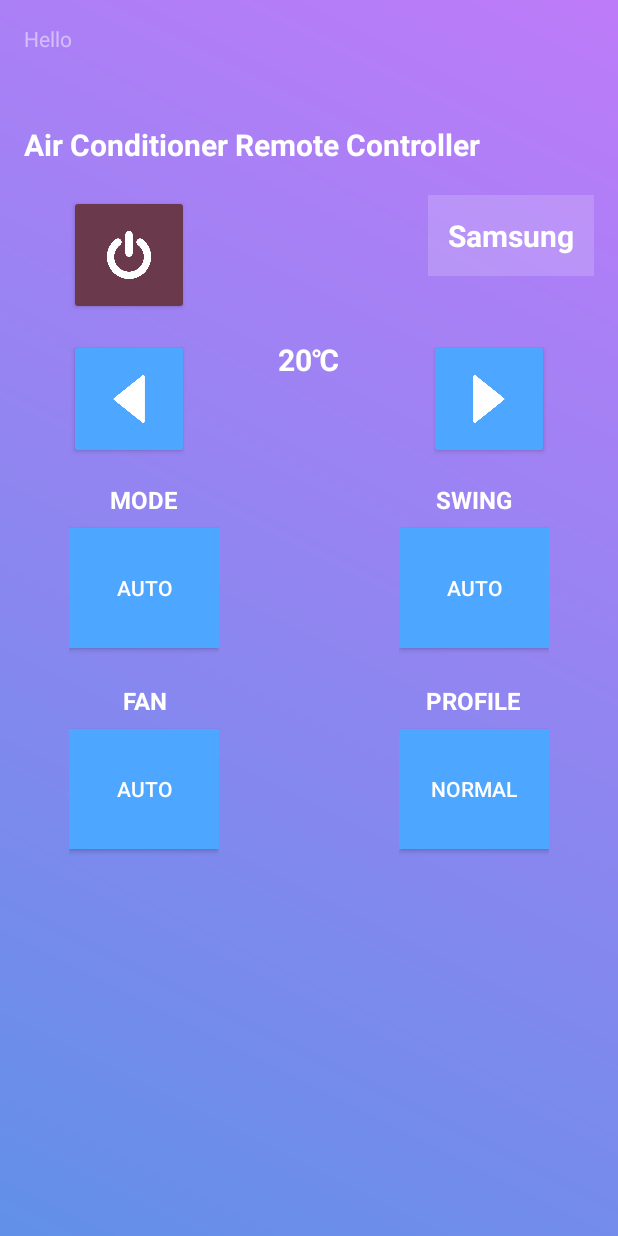
After one commit to 1412334/iot-smart-home, an Android app: the ACRemoteControlActivity screen opened directly, with no data from a screen before it, on a phone screen of 412 x 824 dp. The commit adds this screen. Run offline under Robolectric (Android 15) with nearby library versions, the phone set to English and light mode, and no system bars.

Commit message:
add AC remote control

```diff
--- a/app/src/main/AndroidManifest.xml
+++ b/app/src/main/AndroidManifest.xml
@@ -29,8 +29,12 @@
         <activity android:name=".activities.IndexActivity" />
         <activity android:name=".activities.ComponentDetailActivity" />
         <activity
-            android:name=".activities.RemoteControlActivity"
+            android:name=".activities.TVRemoteControlActivity"
             android:label="@string/title_activity_remote_control"
+            android:theme="@style/AppTheme.NoActionBar" />
+        <activity
+            android:name=".activities.ACRemoteControlActivity"
+            android:label="@string/title_activity_acremote_control"
             android:theme="@style/AppTheme.NoActionBar"></activity>
     </application>
 
--- /dev/null
+++ b/app/src/main/java/com/example/phuc/iot_smart_home_v2/activities/ACRemoteControlActivity.java
@@ -0,0 +1,128 @@
+package com.example.phuc.iot_smart_home_v2.activities;
+
+import android.content.SharedPreferences;
+import android.media.MediaPlayer;
+import android.os.Bundle;
+
+import android.support.v7.app.AppCompatActivity;
+import android.view.View;
+import android.view.Window;
+import android.widget.ArrayAdapter;
+import android.widget.Button;
+import android.widget.ImageButton;
+import android.widget.Spinner;
+import android.widget.TextView;
+
+import com.example.phuc.iot_smart_home_v2.R;
+
+public class ACRemoteControlActivity extends AppCompatActivity {
+
+    TextView txtName;
+    Spinner spinner;
+
+    ImageButton btnPower;
+    ImageButton btnTempUp;
+    ImageButton btnTempDown;
+
+    TextView txtTemp;
+    Button btnMode;
+    Button btnFan;
+    Button btnSwing;
+    Button btnProfile;
+
+    SharedPreferences sharedPreferences;
+    MediaPlayer soundBtn;
+
+    short temperature;
+
+    String mode[] = {"auto", "cool"};
+    String fan[] = {"auto", "1", "2", "3"};
+    String swing[] = {"auto", "1", "2", "3"};
+    String profile[] = {"normal", "quiet", "boost"};
+    short modeIndex;
+    short fanIndex;
+    short swingIndex;
+    short profileIndex;
+    @Override
+    protected void onCreate(Bundle savedInstanceState) {
+        super.onCreate(savedInstanceState);
+        this.requestWindowFeature(Window.FEATURE_NO_TITLE);
+        setContentView(R.layout.activity_ac_remote_control);
+
+        sharedPreferences = getSharedPreferences("dataLogin", MODE_PRIVATE);
+        soundBtn = MediaPlayer.create(this, R.raw.buttonsound);
+
+        txtName = findViewById(R.id.txt_user);
+        spinner = findViewById(R.id.ac_spinner);
+        btnPower = findViewById(R.id.btn_ac_power);
+
+        btnTempUp = findViewById(R.id.btn_temp_up);
+        btnTempDown = findViewById(R.id.btn_temp_down);
+        txtTemp = findViewById(R.id.txt_temperature);
+
+        btnMode = findViewById(R.id.btn_mode);
+        btnFan = findViewById(R.id.btn_fan);
+        btnSwing = findViewById(R.id.btn_swing);
+        btnProfile = findViewById(R.id.btn_profile);
+
+        String[] productLines = {"Samsung", "Panasonic"};
+        ArrayAdapter<String> adapter = new ArrayAdapter<>(getApplicationContext(), R.layout.spinner_item, productLines);
+        adapter.setDropDownViewResource(android.R.layout.simple_spinner_dropdown_item);
+        spinner.setAdapter(adapter);
+
+        txtName.setText(sharedPreferences.getString("name", ""));
+
+        temperature = 20;
+        txtTemp.setText(String.valueOf(temperature));
+
+        modeIndex = 0;
+        fanIndex = 0;
+        swingIndex = 0;
+        profileIndex = 0;
+
+        btnMode.setText(mode[modeIndex]);
+        btnFan.setText(fan[fanIndex]);
+        btnSwing.setText(swing[swingIndex]);
+        btnProfile.setText(profile[profileIndex]);
+    }
+
+    public void powerClick(View view) {
+        soundBtn.start();
+    }
+
+    public void temperatureUpClick(View view) {
+        soundBtn.start();
+        temperature += 1;
+        txtTemp.setText(String.valueOf(temperature));
+    }
+
+    public void temperatureDownClick(View view) {
+        soundBtn.start();
+        temperature -= 1;
+        txtTemp.setText(String.valueOf(temperature));
+    }
+
+    public void modeSwitch(View view) {
+        soundBtn.start();
+        modeIndex = (short) ((modeIndex + 1) % mode.length);
+        btnMode.setText(mode[modeIndex]);
+    }
+
+    public void fanSwitch(View view) {
+        soundBtn.start();
+        fanIndex = (short) ((fanIndex + 1) % fan.length);
+        btnFan.setText(fan[fanIndex]);
+    }
+
+    public void swingSwitch(View view) {
+        soundBtn.start();
+        swingIndex = (short) ((swingIndex + 1) % swing.length);
+        btnSwing.setText(swing[swingIndex]);
+    }
+
+    public void profileSwitch(View view) {
+        soundBtn.start();
+        profileIndex = (short) ((profileIndex + 1) % profile.length);
+        btnProfile.setText(profile[profileIndex]);
+    }
+}
--- a/app/src/main/java/com/example/phuc/iot_smart_home_v2/activities/RemoteControlActivity.java
+++ b/app/src/main/java/com/example/phuc/iot_smart_home_v2/activities/TVRemoteControlActivity.java
@@ -12,12 +12,8 @@ import android.widget.Spinner;
 import android.widget.TextView;
 
 import com.example.phuc.iot_smart_home_v2.R;
-import com.google.firebase.database.DatabaseReference;
-import com.google.firebase.database.FirebaseDatabase;
 
-import butterknife.BindView;
-
-public class RemoteControlActivity extends AppCompatActivity {
+public class TVRemoteControlActivity extends AppCompatActivity {
 
     TextView txtName;
     Spinner spinner;
@@ -35,7 +31,7 @@ public class RemoteControlActivity extends AppCompatActivity {
     protected void onCreate(Bundle savedInstanceState) {
         super.onCreate(savedInstanceState);
         this.requestWindowFeature(Window.FEATURE_NO_TITLE);
-        setContentView(R.layout.activity_remote_control);
+        setContentView(R.layout.activity_tv_remote_control);
 
         sharedPreferences = getSharedPreferences("dataLogin", MODE_PRIVATE);
 
--- a/app/src/main/java/com/example/phuc/iot_smart_home_v2/adapter/ComponentAdapter.java
+++ b/app/src/main/java/com/example/phuc/iot_smart_home_v2/adapter/ComponentAdapter.java
@@ -7,27 +7,22 @@ import android.content.Intent;
 import android.graphics.Point;
 import android.support.v7.widget.CardView;
 import android.support.v7.widget.RecyclerView;
-import android.util.Log;
 import android.view.LayoutInflater;
 import android.view.MotionEvent;
 import android.view.View;
 import android.view.ViewGroup;
 import android.widget.CompoundButton;
 import android.widget.ImageButton;
-import android.widget.ListView;
 import android.widget.SeekBar;
 import android.widget.Switch;
 import android.widget.TextView;
-import android.widget.Toast;
-import android.widget.ToggleButton;
 
-import com.cengalabs.flatui.views.FlatSeekBar;
 import com.example.phuc.iot_smart_home_v2.R;
-import com.example.phuc.iot_smart_home_v2.activities.RemoteControlActivity;
+import com.example.phuc.iot_smart_home_v2.activities.ACRemoteControlActivity;
+import com.example.phuc.iot_smart_home_v2.activities.TVRemoteControlActivity;
 import com.example.phuc.iot_smart_home_v2.components.Component;
 
 import java.util.ArrayList;
-import java.util.logging.Logger;
 
 import butterknife.BindView;
 import butterknife.ButterKnife;
@@ -175,13 +170,20 @@ public class ComponentAdapter extends RecyclerView.Adapter<ComponentAdapter.View
                 break;
             case "air-conditioner":
                 holder.icon_component.setImageResource(R.drawable.air_conditioner);
+                holder.icon_component.setOnClickListener(new View.OnClickListener() {
+                    @Override
+                    public void onClick(View view) {
+                        Intent remoteControl = new Intent(activity, ACRemoteControlActivity.class);
+                        activity.startActivity(remoteControl);
+                    }
+                });
                 break;
             case "tv":
                 holder.icon_component.setImageResource(R.drawable.tv);
                 holder.icon_component.setOnClickListener(new View.OnClickListener() {
                     @Override
                     public void onClick(View view) {
-                        Intent remoteControl = new Intent(activity, RemoteControlActivity.class);
+                        Intent remoteControl = new Intent(activity, TVRemoteControlActivity.class);
                         activity.startActivity(remoteControl);
                     }
                 });
--- /dev/null
+++ b/app/src/main/res/layout/activity_ac_remote_control.xml
@@ -0,0 +1,242 @@
+<?xml version="1.0" encoding="utf-8"?>
+<LinearLayout xmlns:android="http://schemas.android.com/apk/res/android"
+    xmlns:tools="http://schemas.android.com/tools"
+    android:layout_width="match_parent"
+    android:layout_height="match_parent"
+    android:paddingBottom="@dimen/activity_vertical_margin"
+    android:paddingLeft="@dimen/activity_horizontal_margin"
+    android:paddingRight="@dimen/activity_horizontal_margin"
+    android:paddingTop="@dimen/activity_vertical_margin"
+    android:background="@drawable/venice"
+    android:orientation="vertical"
+    tools:context=".activities.ACRemoteControlActivity">
+
+    <TextView
+        android:id="@+id/txt_Hello"
+        android:layout_width="wrap_content"
+        android:layout_height="wrap_content"
+        android:text="@string/hello"
+        android:textColor="@color/transparent_pw"/>
+
+    <TextView
+        android:id="@+id/txt_user"
+        android:layout_width="wrap_content"
+        android:layout_height="wrap_content"
+        android:text="@string/username_dashboard"
+        android:textColor="@color/white"
+        android:textStyle="bold|italic"
+        android:layout_marginBottom="20dp"
+        android:textSize="@dimen/size_large"
+        />
+
+    <TextView
+        android:layout_width="wrap_content"
+        android:layout_height="wrap_content"
+        android:text="@string/ac_control"
+        android:textColor="@color/white"
+        android:textStyle="bold"
+        android:layout_marginBottom="20dp"
+        android:textSize="@dimen/size_large"
+        />
+
+    <LinearLayout
+        android:layout_width="match_parent"
+        android:layout_height="wrap_content"
+        android:gravity="center"
+        android:orientation="vertical">
+
+        <RelativeLayout
+            android:layout_width="match_parent"
+            android:layout_height="wrap_content"
+            android:paddingLeft="@dimen/button_margin"
+            android:layout_marginBottom="@dimen/space_normal">
+
+            <ImageButton
+                android:id="@+id/btn_ac_power"
+                android:layout_width="@dimen/button_small"
+                android:layout_height="@dimen/button_small"
+                android:layout_alignParentLeft="true"
+                style="@style/RemoteButton"
+                android:padding="@dimen/space_large"
+                android:backgroundTint="@color/bg_gradient_end"
+                android:scaleType="fitCenter"
+                android:src="@drawable/power"
+                android:onClick="powerClick"/>
+
+            <Spinner
+                android:id="@+id/ac_spinner"
+                style="@style/Widget.AppCompat.Spinner.DropDown"
+                android:layout_width="wrap_content"
+                android:layout_height="wrap_content"
+                android:layout_alignParentRight="true"
+                android:padding="@dimen/space_small"
+                android:background="@color/transparent_bg"
+                android:minWidth="100dp" />
+
+        </RelativeLayout>
+
+        <RelativeLayout
+            android:layout_width="wrap_content"
+            android:layout_height="match_parent"
+            android:paddingLeft="@dimen/button_margin"
+            android:paddingRight="@dimen/button_margin">
+            <ImageButton
+                android:id="@+id/btn_temp_up"
+                android:layout_width="@dimen/button_small"
+                android:layout_height="@dimen/button_small"
+                android:layout_alignParentLeft="true"
+                android:backgroundTint="@color/light_blue"
+                android:padding="@dimen/space_large"
+                android:layout_marginBottom="@dimen/space_normal"
+                style="@style/RemoteButton"
+                android:scaleType="fitCenter"
+                android:src="@drawable/left_arrow"
+                android:onClick="temperatureUpClick"/>
+            <LinearLayout
+                android:layout_width="wrap_content"
+                android:layout_height="wrap_content"
+                android:layout_centerHorizontal="true"
+                android:orientation="horizontal">
+                <TextView
+                    android:id="@+id/txt_temperature"
+                    android:layout_width="wrap_content"
+                    android:layout_gravity="center_vertical"
+                    android:layout_height="wrap_content"
+                    android:textSize="@dimen/size_large"
+                    android:textColor="@color/white"
+                    android:textStyle="bold"
+                    android:textAlignment="center" />
+                <TextView
+                    android:layout_width="wrap_content"
+                    android:layout_height="wrap_content"
+                    android:layout_gravity="center_vertical"
+                    android:textSize="@dimen/size_large"
+                    android:textColor="@color/white"
+                    android:textStyle="bold"
+                    android:textAlignment="center"
+                    android:text="@string/degree"/>
+            </LinearLayout>
+
+            <ImageButton
+                android:id="@+id/btn_temp_down"
+                android:layout_width="@dimen/button_small"
+                android:layout_height="@dimen/button_small"
+                android:layout_alignParentRight="true"
+                style="@style/RemoteButton"
+                android:padding="@dimen/space_large"
+                android:scaleType="fitCenter"
+                android:backgroundTint="@color/light_blue"
+                android:src="@drawable/right_arrow"
+                android:onClick="temperatureDownClick"/>
+        </RelativeLayout>
+
+        <RelativeLayout
+            android:layout_width="match_parent"
+            android:layout_height="wrap_content"
+            android:paddingLeft="@dimen/button_margin"
+            android:paddingRight="@dimen/button_margin"
+            >
+
+            <LinearLayout
+                android:layout_width="wrap_content"
+                android:layout_height="match_parent"
+                android:layout_alignParentLeft="true"
+                android:orientation="vertical">
+
+                <TextView
+                    android:layout_width="wrap_content"
+                    android:layout_height="wrap_content"
+                    android:layout_gravity="center"
+                    android:layout_marginBottom="@dimen/space_small"
+                    android:textSize="@dimen/size_normal"
+                    android:textColor="@color/white"
+                    android:textStyle="bold"
+                    android:textAlignment="center"
+                    android:text="@string/button_mode" />
+                <Button
+                    android:id="@+id/btn_mode"
+                    android:layout_width="@dimen/button_small_width"
+                    android:layout_height="@dimen/button_small"
+                    android:layout_marginBottom="@dimen/space_normal"
+                    style="@style/RemoteButton"
+                    android:padding="@dimen/space_small"
+                    android:scaleType="fitCenter"
+                    android:background="@color/light_blue"
+                    android:onClick="modeSwitch"/>
+
+                <TextView
+                    android:layout_width="wrap_content"
+                    android:layout_height="wrap_content"
+                    android:layout_gravity="center"
+                    android:layout_marginTop="@dimen/space_small"
+                    android:layout_marginBottom="@dimen/space_small"
+                    android:textSize="@dimen/size_normal"
+                    android:textColor="@color/white"
+                    android:textStyle="bold"
+                    android:textAlignment="center"
+                    android:text="@string/button_fan" />
+                <Button
+                    android:id="@+id/btn_fan"
+                    android:layout_width="@dimen/button_small_width"
+                    android:layout_height="@dimen/button_small"
+                    style="@style/RemoteButton"
+                    android:padding="@dimen/space_small"
+                    android:scaleType="fitCenter"
+                    android:background="@color/light_blue"
+                    android:onClick="fanSwitch"/>
+            </LinearLayout>
+
+            <LinearLayout
+                android:layout_width="wrap_content"
+                android:layout_height="match_parent"
+                android:layout_alignParentRight="true"
+                android:orientation="vertical">
+
+                <TextView
+                    android:layout_width="wrap_content"
+                    android:layout_height="wrap_content"
+                    android:layout_gravity="center"
+                    android:layout_marginBottom="@dimen/space_small"
+                    android:textSize="@dimen/size_normal"
+                    android:textColor="@color/white"
+                    android:textStyle="bold"
+                    android:textAlignment="center"
+                    android:text="@string/button_swing" />
+                <Button
+                    android:id="@+id/btn_swing"
+                    android:layout_width="@dimen/button_small_width"
+                    android:layout_height="@dimen/button_small"
+                    android:layout_marginBottom="@dimen/space_normal"
+                    style="@style/RemoteButton"
+                    android:padding="@dimen/space_small"
+                    android:scaleType="fitCenter"
+                    android:background="@color/light_blue"
+                    android:onClick="swingSwitch"/>
+
+                <TextView
+                    android:layout_width="wrap_content"
+                    android:layout_height="wrap_content"
+                    android:layout_gravity="center"
+                    android:layout_marginTop="@dimen/space_small"
+                    android:layout_marginBottom="@dimen/space_small"
+                    android:textSize="@dimen/size_normal"
+                    android:textColor="@color/white"
+                    android:textStyle="bold"
+                    android:textAlignment="center"
+                    android:text="@string/button_profile" />
+                <Button
+                    android:id="@+id/btn_profile"
+                    android:layout_width="@dimen/button_small_width"
+                    android:layout_height="@dimen/button_small"
+                    style="@style/RemoteButton"
+                    android:padding="@dimen/space_small"
+                    android:scaleType="fitCenter"
+                    android:background="@color/light_blue"
+                    android:onClick="profileSwitch"/>
+            </LinearLayout>
+
+        </RelativeLayout>
+
+    </LinearLayout>
+
+</LinearLayout>
--- a/app/src/main/res/layout/activity_remote_control.xml
+++ b/app/src/main/res/layout/activity_tv_remote_control.xml
@@ -9,7 +9,7 @@
     android:paddingTop="@dimen/activity_vertical_margin"
     android:background="@drawable/venice"
     android:orientation="vertical"
-    tools:context=".activities.RemoteControlActivity">
+    tools:context=".activities.TVRemoteControlActivity">
 
     <TextView
         android:id="@+id/txt_Hello"
--- a/app/src/main/res/values/dimens.xml
+++ b/app/src/main/res/values/dimens.xml
@@ -15,5 +15,7 @@
     <dimen name="space_normal_x">12dp</dimen>
     <dimen name="item">80dp</dimen>
     <dimen name="button">120dp</dimen>
+    <dimen name="button_small">80dp</dimen>
+    <dimen name="button_small_width">100dp</dimen>
     <dimen name="button_margin">30dp</dimen>
 </resources>
--- a/app/src/main/res/values/strings.xml
+++ b/app/src/main/res/values/strings.xml
@@ -18,4 +18,12 @@
     <string name="electric">Chart of Electric Consumption in 7 days</string>
     <string name="title_activity_remote_control">RemoteControlActivity</string>
     <string name="tv_control">TV Remote Controller</string>
+    <string name="title_activity_acremote_control">ACRemoteControlActivity</string>
+    <string name="ac_control">Air Conditioner Remote Controller</string>
+    <string name="button_mode">MODE</string>
+    <string name="button_fan">FAN</string>
+    <string name="button_swing">SWING</string>
+    <string name="button_profile">PROFILE</string>
+
+
 </resources>
```
Also changed, not shown: app/src/main/res/drawable/left_arrow.png (added), app/src/main/res/drawable/right_arrow.png (added).
